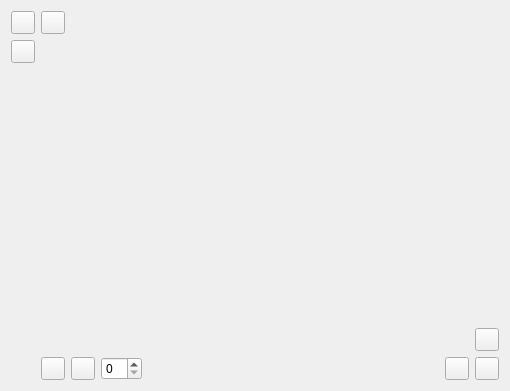
Qt form Qt/my_programm/_For_tests/src/croppicture/src/ui/croppicture.ui (RinatB2017/mega_GIT) before a commit.
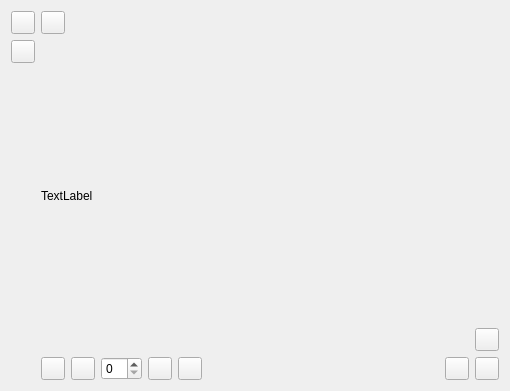
The same form after that commit. Icons and pictures are not drawn.

```diff
--- a/Qt/my_programm/_For_tests/src/croppicture/src/ui/croppicture.ui
+++ b/Qt/my_programm/_For_tests/src/croppicture/src/ui/croppicture.ui
@@ -128,6 +128,12 @@
        <item>
         <widget class="QSpinBox" name="sb_inc"/>
        </item>
+       <item>
+        <widget class="QToolButton" name="btn_load"/>
+       </item>
+       <item>
+        <widget class="QToolButton" name="btn_save"/>
+       </item>
        <item>
         <spacer name="horizontalSpacer_2">
          <property name="orientation">
@@ -152,7 +158,11 @@
       </layout>
      </item>
      <item row="1" column="1">
-      <widget class="QLabel" name="picture_label"/>
+      <widget class="QLabel" name="picture_label">
+       <property name="text">
+        <string>TextLabel</string>
+       </property>
+      </widget>
      </item>
     </layout>
    </item>
```
Left out of the diff: 3 changed lines with no effect on the pictures.
